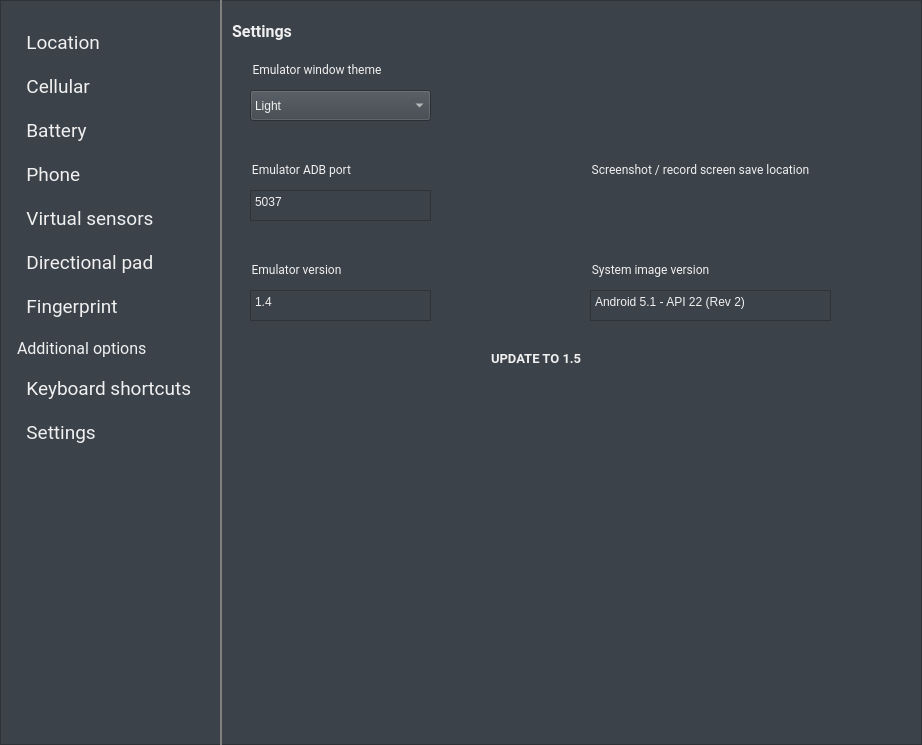
Qt form android/skin/qt/extended.ui (aosp-mirror/platform_external_qemu) before a commit.
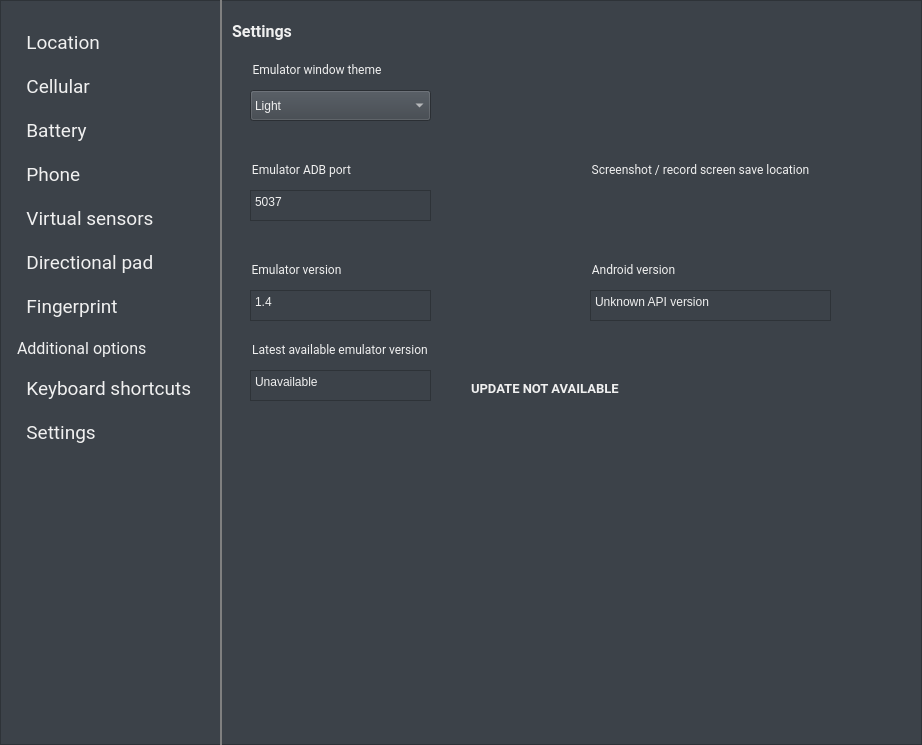
The same form after that commit. The open tabs and pages were chosen to show the change. Icons and pictures are not drawn. Custom widgets are drawn as their Qt base class.

Commit message:
Display the current emulator version on the Settings page
Enable/disable the "upgrade" button (which is non-functional).
Add a unit test for VersionExtractor::getCurrentVersion(), which
is now public.

Patch:
```diff
--- a/android/skin/qt/extended.ui
+++ b/android/skin/qt/extended.ui
@@ -2409,7 +2409,7 @@
       <bool>false</bool>
      </property>
      <property name="plainText">
-      <string>Android 5.1 - API 22 (Rev 2)</string>
+      <string>Unknown API version</string>
      </property>
     </widget>
     <widget class="QGroupBox" name="imageVertionTitle">
@@ -2430,7 +2430,7 @@
       <string notr="true">border: 0px;</string>
      </property>
      <property name="title">
-      <string>System image version</string>
+      <string>Android version</string>
      </property>
      <property name="ColorGroup" stdset="0">
       <string>Title</string>
@@ -2487,9 +2487,9 @@
     <widget class="QPushButton" name="set_updateButton">
      <property name="geometry">
       <rect>
-       <x>260</x>
-       <y>320</y>
-       <width>111</width>
+       <x>240</x>
+       <y>350</y>
+       <width>201</width>
        <height>36</height>
       </rect>
      </property>
@@ -2505,7 +2505,7 @@
       <string notr="true">text-align: left;</string>
      </property>
      <property name="text">
-      <string>UPDATE TO 1.5</string>
+      <string>UPDATE NOT AVAILABLE</string>
      </property>
      <property name="flat">
       <bool>true</bool>
@@ -2514,6 +2514,64 @@
       <string notr="true">Tool</string>
      </property>
     </widget>
+    <widget class="QGroupBox" name="availVersionTitle">
+     <property name="geometry">
+      <rect>
+       <x>20</x>
+       <y>320</y>
+       <width>221</width>
+       <height>21</height>
+      </rect>
+     </property>
+     <property name="font">
+      <font>
+       <family>Roboto</family>
+      </font>
+     </property>
+     <property name="styleSheet">
+      <string notr="true">border: 0px;</string>
+     </property>
+     <property name="title">
+      <string>Latest available emulator version</string>
+     </property>
+     <property name="ColorGroup" stdset="0">
+      <string>Title</string>
+     </property>
+    </widget>
+    <widget class="QPlainTextEdit" name="set_latestVersionBox">
+     <property name="enabled">
+      <bool>false</bool>
+     </property>
+     <property name="geometry">
+      <rect>
+       <x>20</x>
+       <y>350</y>
+       <width>181</width>
+       <height>31</height>
+      </rect>
+     </property>
+     <property name="sizePolicy">
+      <sizepolicy hsizetype="Fixed" vsizetype="Fixed">
+       <horstretch>0</horstretch>
+       <verstretch>0</verstretch>
+      </sizepolicy>
+     </property>
+     <property name="accessibleName">
+      <string notr="true"/>
+     </property>
+     <property name="verticalScrollBarPolicy">
+      <enum>Qt::ScrollBarAlwaysOff</enum>
+     </property>
+     <property name="horizontalScrollBarPolicy">
+      <enum>Qt::ScrollBarAlwaysOff</enum>
+     </property>
+     <property name="undoRedoEnabled">
+      <bool>false</bool>
+     </property>
+     <property name="plainText">
+      <string>Unavailable</string>
+     </property>
+    </widget>
    </widget>
   </widget>
   <widget class="QPushButton" name="telephoneButton">
```
Left out of the diff: 6 changed lines with no effect on the pictures. The commit also changes 7 other files.
